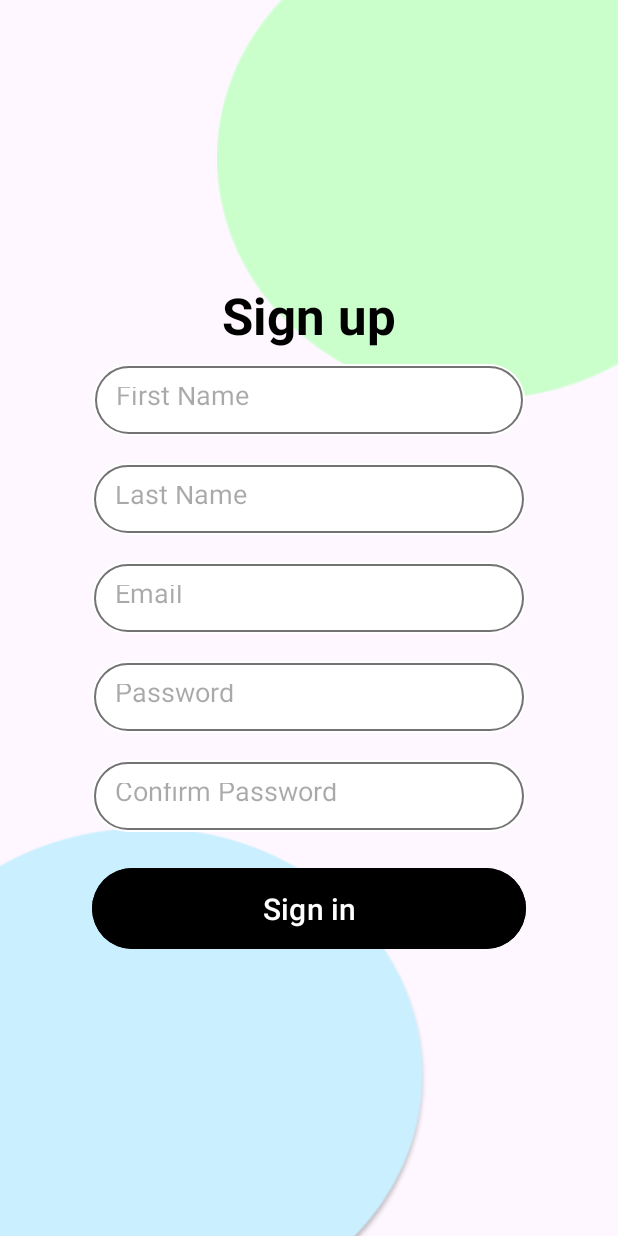
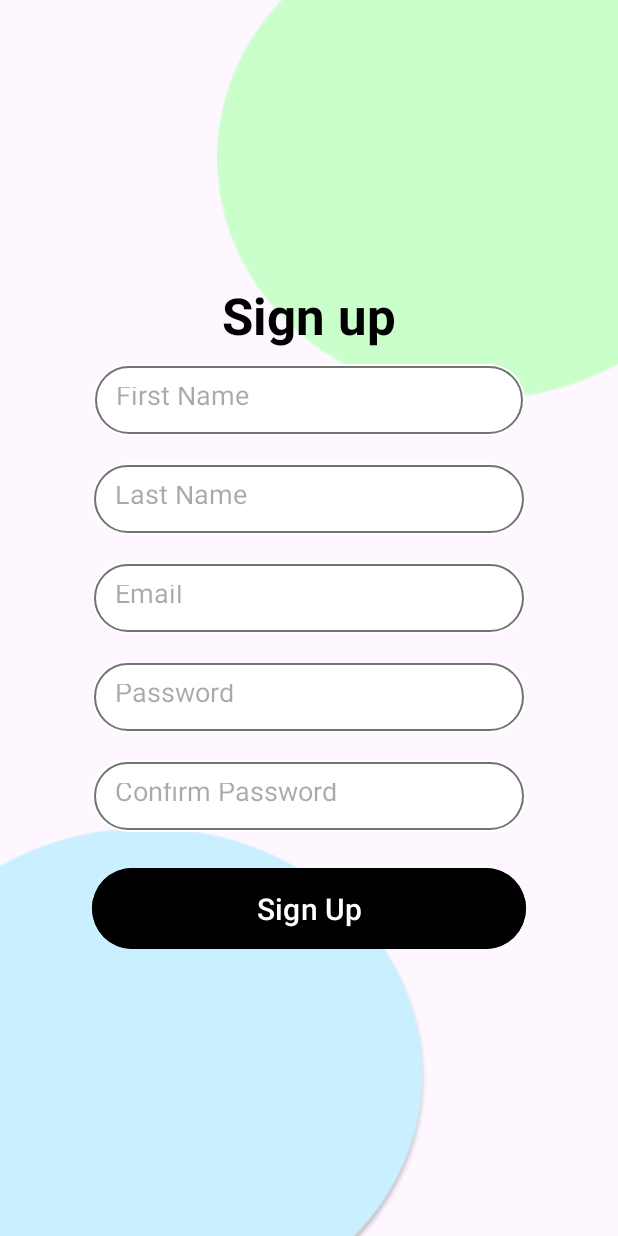
Before and after one commit to Leian23/GeoDes---Mobile, an Android app: the signupActivity screen opened directly, with no data from a screen before it, on a phone screen of 412 x 824 dp. Run offline under Robolectric (Android 15) with nearby library versions, the phone set to English and light mode, and no system bars.

```diff
--- a/app/src/main/res/layout/activity_signup.xml
+++ b/app/src/main/res/layout/activity_signup.xml
@@ -112,15 +112,14 @@
             />
 
         <Button
-            android:id="@+id/button"
+            android:id="@+id/siButton"
             android:layout_width="289dp"
             android:layout_height="62dp"
             android:layout_marginTop="20dp"
             android:backgroundTint="@color/black"
-            android:text="Sign in"
+            android:text="Sign Up"
             android:textColorLink="#171616"
-            android:textSize="20sp"
-             />
+            android:textSize="20sp" />
 
 
         <ProgressBar
--- a/app/src/main/res/layout/activity_useraccess.xml
+++ b/app/src/main/res/layout/activity_useraccess.xml
@@ -72,7 +72,7 @@
             android:layout_marginTop="18dp" />
 
         <Button
-            android:id="@+id/button"
+            android:id="@+id/siButton"
             android:layout_width="289dp"
             android:layout_height="62dp"
             android:layout_marginTop="20dp"
```
Also changed, not shown: app/src/main/java/com/example/geodes_mobile/useraccessActivity.java (+11 -1 lines).
